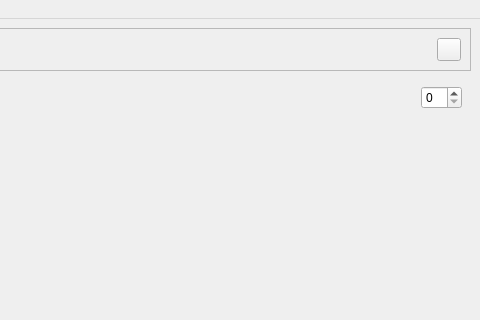
The window that irs/src/gui/wfipsmainwindow.ui (firelab/wfips) describes before a commit, drawn with Qt 5; both pictures show x 727 to 1207 and y 0 to 320 of the 1207 by 806 pixel window.
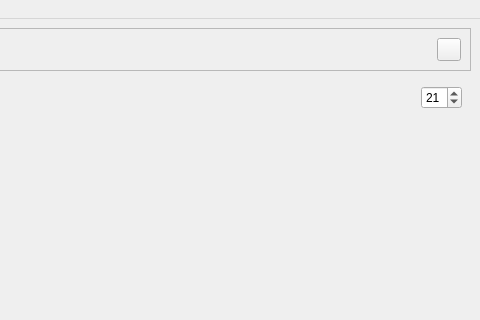
The same window after the commit.

Commit message: set num of tankers to 21

What changed in the file:
```diff
--- a/irs/src/gui/wfipsmainwindow.ui
+++ b/irs/src/gui/wfipsmainwindow.ui
@@ -669,6 +669,9 @@
               <property name="accelerated">
                <bool>true</bool>
               </property>
+              <property name="value">
+               <number>21</number>
+              </property>
              </widget>
             </item>
            </layout>
```
Left out of the diff: 5 changed lines with no effect on the pictures.
